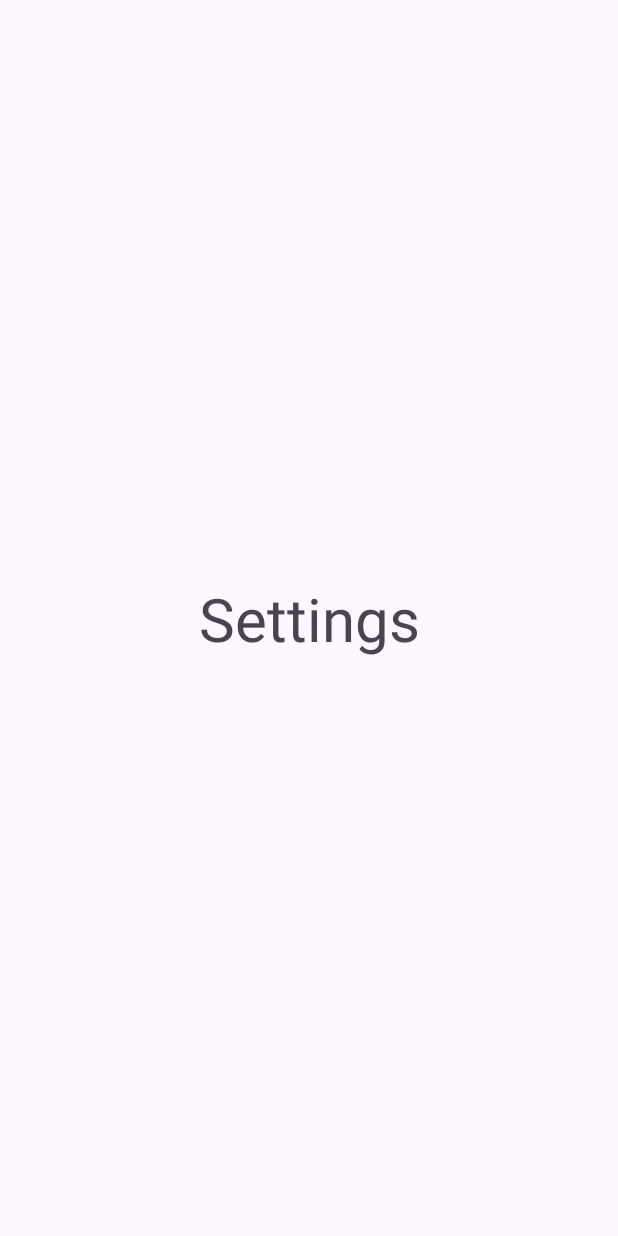
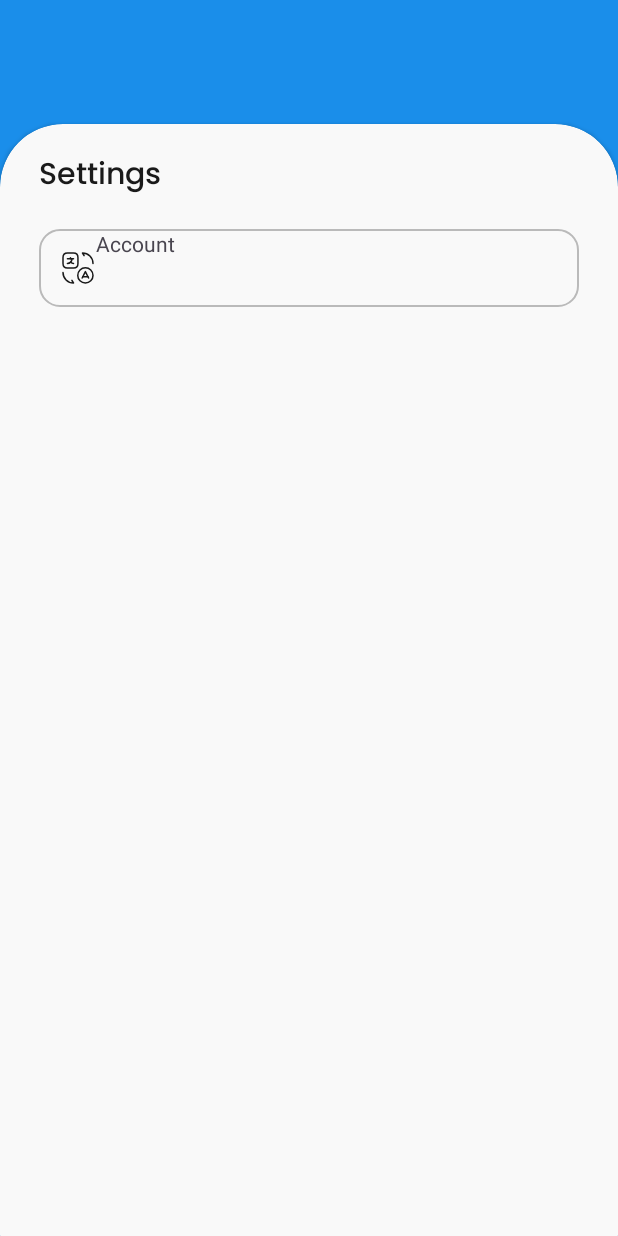
Before and after one commit to VugarGurban/TourMate, an Android app: the SettingsFragment screen opened through its navigation route, on a phone screen of 412 x 824 dp. Run offline under Robolectric (Android 15) with nearby library versions, the phone set to English and light mode, and no system bars; our stand-ins replace Room's generated code, navigation-ui; 1 statement that could not run was skipped.

Commit message:
feat: Implement Chatbot with Room database, and enhance settings and UI
This commit introduces the Chatbot feature, which includes message persistence using Room, and enhances the Settings fragment and other UI elements.

- **Chatbot Fragment:**
    - Implemented `ChatbotFragment` to interact with an AI chatbot.
    - Added a `messageList` to store messages.
    - Added `MessageAdapter` to display messages in a `RecyclerView`.
    - Used the Open AI API to send and receive messages.
    - Added logic to clear the message input after sending.
    - Added logic to wait a message from the AI
    - Added logic to display an error if the request fails.
    - Implemented message sending logic and error handling.
    - Added `ChatDatabase`, `MessagesRoomDao`, and `ChatMessagesModel` for Room database integration.
    - Implemented logic to show messages from database
- **Settings Fragment:**
    - Enhanced the `SettingsFragment` layout with a `CardView` and item list.
    - Added `settings_item_background.xml` to draw the item view.
    - Added `ic_language.xml` vector drawable for settings items.
    - Added `Suggestion` data class
    - Added `suggestion_background.xml` to draw the item view.
    - Created `suggestion_item.xml` as a layout file
- **UI Changes:**
    - Updated `fragment_chatbot.xml` to improve UI alignment.
    - Moved back button margin from `margin_medium` to `margin_small`
    - Added padding to the title of the chatbot
    - Changed the navigation from the chatbot
- **Other:**
    - Modified `MainActivity` to implement `NavigationListener`.
    - Added `ChatDatabase` class for managing the chat messages database.
    - Created `MessagesRoomDao` interface for database operations.
    - Added `ChatMessagesModel` entity for chat messages.
    - Added `suggestion_item.xml` layout for suggestions in the chatbot.
    - Updated the API key in `ChatDao`
    - Added `suggestion_background.xml` for suggestion style.
    - Fixed delete messages
    - Changed bottom menu to hidden in chatbot.
    - Fixed a lot of other errors.

```diff
--- a/app/src/main/java/com/example/tourmate/Database/AppDatabase.kt
+++ b/app/src/main/java/com/example/tourmate/Database/AppDatabase.kt
@@ -8,6 +8,7 @@ import com.example.tourmate.dao.CitiesDao
 import com.example.tourmate.dao.PlacesDao
 import com.example.tourmate.entities.CitiesModel
 import com.example.tourmate.entities.PlacesModel
+import com.example.tourmate.retrofit.dao.MessagesRoomDao
 
 @Database(entities = [CitiesModel::class, PlacesModel::class] , version = 1)
 abstract class AppDatabase: RoomDatabase() {
--- a/app/src/main/java/com/example/tourmate/MainActivity.kt
+++ b/app/src/main/java/com/example/tourmate/MainActivity.kt
@@ -8,12 +8,14 @@ import androidx.navigation.ui.NavigationUI
 import com.example.tourmate.Database.AppDatabase
 import com.example.tourmate.Database.DatabaseCopyHelper
 import com.example.tourmate.managers.SharedPreferencesManager.SharedPreferencesManager
+import com.example.tourmate.retrofit.dao.MessagesRoomDao
 import com.google.android.material.bottomnavigation.BottomNavigationView
 import kotlinx.coroutines.Dispatchers
 import kotlinx.coroutines.launch
 
 class MainActivity : AppCompatActivity() , NavigationListener {
 private lateinit var  bottomNavigationView:BottomNavigationView
+private lateinit var messagesRoomDao: MessagesRoomDao
 
     override fun onCreate(savedInstanceState: Bundle?) {
         super.onCreate(savedInstanceState)
@@ -49,4 +51,11 @@ private lateinit var  bottomNavigationView:BottomNavigationView
     override fun changeBottomMenuVisibility(visibility: Int) {
         bottomNavigationView.visibility = visibility
     }
+
+//    override fun onDestroy() {
+//        super.onDestroy()
+//        lifecycleScope.launch {
+//            messagesRoomDao.deleteAllMessages()
+//        }
+//    }
 }
--- /dev/null
+++ b/app/src/main/java/com/example/tourmate/Suggestion.kt
@@ -0,0 +1,3 @@
+package com.example.tourmate
+
+data class Suggestion (val content: String, val description: String)
--- /dev/null
+++ b/app/src/main/java/com/example/tourmate/retrofit/dao/MessagesRoomDao.kt
@@ -0,0 +1,20 @@
+package com.example.tourmate.retrofit.dao
+
+import androidx.room.Dao
+import androidx.room.Insert
+import androidx.room.Query
+import com.example.tourmate.entities.ChatMessagesModel
+
+@Dao
+interface MessagesRoomDao {
+
+    @Insert
+    suspend fun insertMessage(message: ChatMessagesModel)
+
+    @Query("SELECT * FROM chat_messages")
+    suspend fun getAllMessages(): List<ChatMessagesModel>
+
+    @Query("DELETE FROM chat_messages")
+    suspend fun deleteAllMessages()
+
+}
--- /dev/null
+++ b/app/src/main/res/drawable/ic_language.xml
@@ -0,0 +1,76 @@
+<vector xmlns:android="http://schemas.android.com/apk/res/android"
+    android:width="24dp"
+    android:height="24dp"
+    android:viewportWidth="24"
+    android:viewportHeight="24">
+  <path
+      android:pathData="M19.06,18.67L16.92,14.4L14.78,18.67"
+      android:strokeLineJoin="round"
+      android:strokeWidth="1"
+      android:fillColor="#00000000"
+      android:strokeColor="@color/light_black"
+      android:strokeLineCap="round"/>
+  <path
+      android:pathData="M15.17,17.91H18.69"
+      android:strokeLineJoin="round"
+      android:strokeWidth="1"
+      android:fillColor="#00000000"
+      android:strokeColor="@color/light_black"
+      android:strokeLineCap="round"/>
+  <path
+      android:pathData="M16.92,22C14.12,22 11.84,19.73 11.84,16.92C11.84,14.12 14.11,11.84 16.92,11.84C19.72,11.84 22,14.11 22,16.92C22,19.73 19.73,22 16.92,22Z"
+      android:strokeLineJoin="round"
+      android:strokeWidth="1"
+      android:fillColor="#00000000"
+      android:strokeColor="@color/light_black"
+      android:strokeLineCap="round"/>
+  <path
+      android:pathData="M5.02,2H8.94C11.01,2 12.01,3 11.96,5.02V8.94C12.01,11.01 11.01,12.01 8.94,11.96H5.02C3,12 2,11 2,8.93V5.01C2,3 3,2 5.02,2Z"
+      android:strokeLineJoin="round"
+      android:strokeWidth="1"
+      android:fillColor="#00000000"
+      android:strokeColor="@color/light_black"
+      android:strokeLineCap="round"/>
+  <path
+      android:pathData="M9.01,5.85H4.95"
+      android:strokeLineJoin="round"
+      android:strokeWidth="1"
+      android:fillColor="#00000000"
+      android:strokeColor="@color/light_black"
+      android:strokeLineCap="round"/>
+  <path
+      android:pathData="M6.971,5.17V5.85"
+      android:strokeLineJoin="round"
+      android:strokeWidth="1"
+      android:fillColor="#00000000"
+      android:strokeColor="@color/light_black"
+      android:strokeLineCap="round"/>
+  <path
+      android:pathData="M7.99,5.84C7.99,7.59 6.62,9.01 4.94,9.01"
+      android:strokeLineJoin="round"
+      android:strokeWidth="1"
+      android:fillColor="#00000000"
+      android:strokeColor="@color/light_black"
+      android:strokeLineCap="round"/>
+  <path
+      android:pathData="M9.01,9.01C8.28,9.01 7.62,8.62 7.16,8"
+      android:strokeLineJoin="round"
+      android:strokeWidth="1"
+      android:fillColor="#00000000"
+      android:strokeColor="@color/light_black"
+      android:strokeLineCap="round"/>
+  <path
+      android:pathData="M2,15C2,18.87 5.13,22 9,22L7.95,20.25"
+      android:strokeLineJoin="round"
+      android:strokeWidth="1"
+      android:fillColor="#00000000"
+      android:strokeColor="@color/light_black"
+      android:strokeLineCap="round"/>
+  <path
+      android:pathData="M22,9C22,5.13 18.87,2 15,2L16.05,3.75"
+      android:strokeLineJoin="round"
+      android:strokeWidth="1"
+      android:fillColor="#00000000"
+      android:strokeColor="@color/light_black"
+      android:strokeLineCap="round"/>
+</vector>
--- /dev/null
+++ b/app/src/main/res/drawable/settings_item_background.xml
@@ -0,0 +1,6 @@
+<?xml version="1.0" encoding="utf-8"?>
+<shape xmlns:android="http://schemas.android.com/apk/res/android">
+    <corners android:radius="13dp"/>
+    <stroke android:color="@color/place_holder_text"
+        android:width="1dp"/>
+</shape>
--- /dev/null
+++ b/app/src/main/res/drawable/suggestion_background.xml
@@ -0,0 +1,6 @@
+<?xml version="1.0" encoding="utf-8"?>
+<shape xmlns:android="http://schemas.android.com/apk/res/android">
+    <solid android:color="@color/received_message_background"/>
+    <corners android:radius="@dimen/secondary_corner_radius"/>
+
+</shape>
--- a/app/src/main/res/layout/fragment_chatbot.xml
+++ b/app/src/main/res/layout/fragment_chatbot.xml
@@ -52,8 +52,8 @@
         android:id="@+id/backBtn"
         android:layout_width="wrap_content"
         android:layout_height="wrap_content"
-        android:layout_marginStart="@dimen/margin_medium"
-        android:layout_marginTop="@dimen/margin_xxmedium"
+        android:layout_marginStart="@dimen/margin_small"
+        android:layout_marginTop="@dimen/margin_xmedium"
         android:backgroundTint="@color/transparent"
         android:src="@drawable/back_button_chatbot"
         app:layout_constraintStart_toStartOf="parent"
@@ -62,6 +62,7 @@
     <TextView
         android:layout_width="wrap_content"
         android:layout_height="wrap_content"
+        android:paddingTop="@dimen/padding_xsmall"
         android:layout_marginStart="@dimen/margin_xmedium"
         android:text="@string/ai_chatbot"
         android:textColor="@color/light_black"
--- a/app/src/main/res/layout/fragment_settings.xml
+++ b/app/src/main/res/layout/fragment_settings.xml
@@ -4,16 +4,62 @@
     xmlns:tools="http://schemas.android.com/tools"
     android:layout_width="match_parent"
     android:layout_height="match_parent"
-    tools:context=".SettingsFragment">
+    tools:context=".SettingsFragment"
+    android:background="@color/main_blue">
 
-    <TextView
+    <androidx.constraintlayout.widget.Guideline
+        android:id="@+id/guideline"
         android:layout_width="wrap_content"
         android:layout_height="wrap_content"
-        android:text="Settings"
-        android:textSize="40sp"
+        app:layout_constraintGuide_percent="0.1"
+        android:orientation="horizontal"/>
+
+    <androidx.cardview.widget.CardView
+        android:layout_width="match_parent"
+        android:layout_height="0dp"
+        android:layout_marginBottom="-40dp"
+        app:cardBackgroundColor="@color/main_white"
+        app:cardCornerRadius="@dimen/default_corner_radius"
         app:layout_constraintBottom_toBottomOf="parent"
         app:layout_constraintEnd_toEndOf="parent"
         app:layout_constraintStart_toStartOf="parent"
-        app:layout_constraintTop_toTopOf="parent" />
+        app:layout_constraintTop_toTopOf="@+id/guideline">
+
+        <androidx.constraintlayout.widget.ConstraintLayout
+            android:layout_width="match_parent"
+            android:layout_height="match_parent"
+            android:layout_marginStart="@dimen/margin_xxmedium"
+            android:layout_marginTop="@dimen/margin_xmedium"
+            android:layout_marginEnd="@dimen/margin_xxmedium"
+            android:layout_marginBottom="40dp">
+
+            <TextView
+                android:id="@+id/textView3"
+                android:layout_width="wrap_content"
+                android:layout_height="wrap_content"
+                android:fontFamily="@font/poppins_medium"
+                android:text="@string/settings"
+                android:textColor="@color/light_black"
+                android:textSize="@dimen/text_large"
+                app:layout_constraintStart_toStartOf="parent"
+                app:layout_constraintTop_toTopOf="parent" />
+
+            <TextView
+                android:layout_width="match_parent"
+                android:layout_height="@dimen/home_search_height"
+                android:layout_marginTop="@dimen/margin_xmedium"
+                android:paddingStart="@dimen/padding_medium"
+                android:background="@drawable/settings_item_background"
+                android:drawableStart="@drawable/ic_language"
+                android:text="Account"
+                app:layout_constraintEnd_toEndOf="parent"
+                app:layout_constraintStart_toStartOf="parent"
+                app:layout_constraintTop_toBottomOf="@+id/textView3"
+                />
+
+        </androidx.constraintlayout.widget.ConstraintLayout>
+
+    </androidx.cardview.widget.CardView>
+
 
 </androidx.constraintlayout.widget.ConstraintLayout>
--- a/app/src/main/res/navigation/activity_main_navigation.xml
+++ b/app/src/main/res/navigation/activity_main_navigation.xml
@@ -85,5 +85,9 @@
         android:id="@+id/chatbotFragment"
         android:name="com.example.tourmate.ChatbotFragment"
         android:label="fragment_chatbot"
-        tools:layout="@layout/fragment_chatbot" />
+        tools:layout="@layout/fragment_chatbot" >
+        <argument
+            android:name="city_id"
+            app:argType="integer" />
+    </fragment>
 </navigation>
```
Also changed, not shown: app/src/main/java/com/example/tourmate/ChatbotFragment.kt (+33 -1 lines), app/src/main/java/com/example/tourmate/Database/ChatDatabase.kt (added, +32 -0 lines), app/src/main/java/com/example/tourmate/entities/ChatMessagesModel.kt (added, +12 -0 lines), app/src/main/res/layout/suggestion_item.xml (added, +23 -0 lines).
